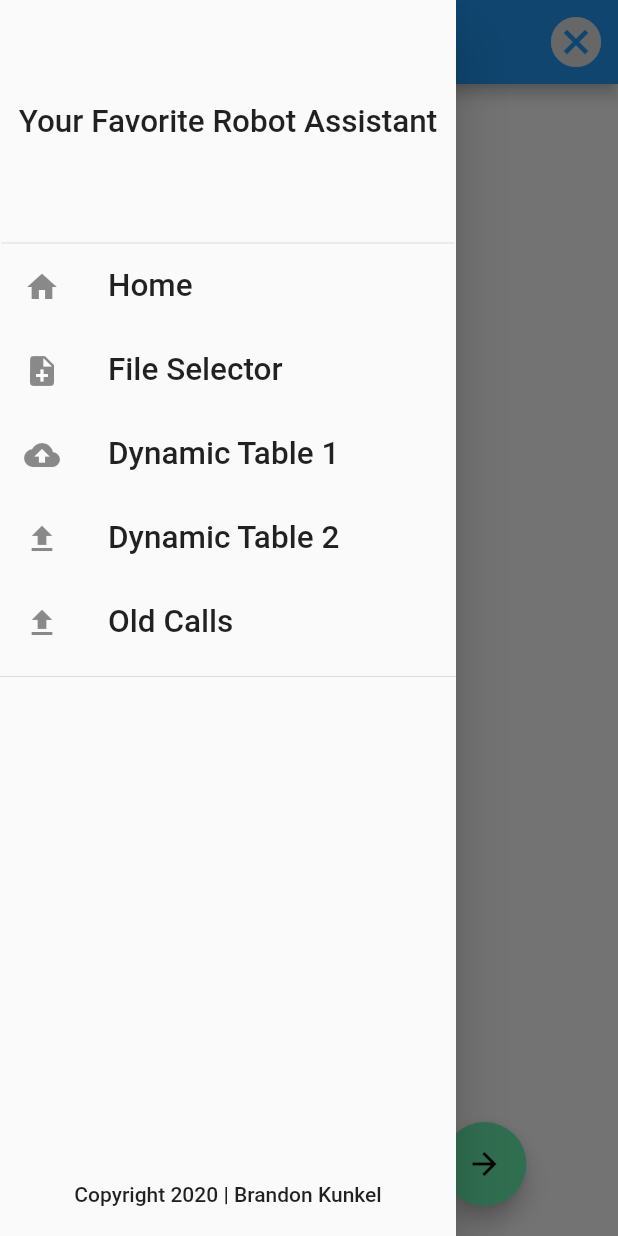
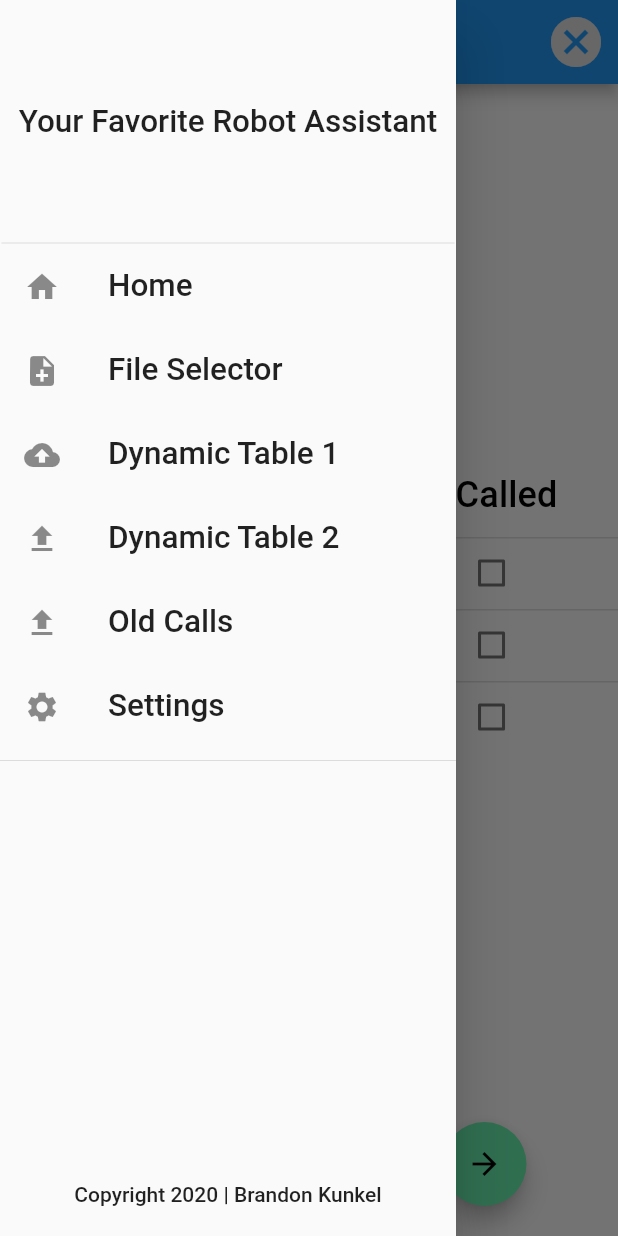
Before and after one commit to brandonmkunkel/auto_call, a Flutter app: the CallQueuePage screen opened by its route, with the side drawer open, on a phone screen of 412 x 824 dp. Run offline on Flutter 3.47's test engine with Material 2 defaults, Android fonts, the phone set to English and light mode, and no system bars; our stand-ins replace csv, file_picker, get_it, shared_preferences; missing offline and left inert: string_similarity; accounts and stored records are empty.

Commit message:
Added settings in (taken from Ruya), first pass of interpretation of files, without no-header-resolution

```diff
--- a/assets/text/terms_conditions.txt
+++ b/assets/text/terms_conditions.txt
@@ -3,6 +3,8 @@ APP TERMS AND CONDITIONS
 
 1. TERMS OF USE
 
-By downloading, browsing, accessing or using this Turkish Coffee Fortunes Application mobile application (“Mobile Application”), you agree to be bound by these Terms and Conditions of Use. We reserve the right to amend these terms and conditions at any time. If you disagree with any of these Terms and Conditions of Use, you must immediately discontinue your access to the Mobile Application and your use of the services offered on the Mobile Application. Continued use of the Mobile Application will constitute acceptance of these Terms and Conditions of Use, as may be amended from time to time.
+By downloading, browsing, accessing or using this mobile application (“Mobile Application”), you agree to be bound by these Terms and Conditions of Use. We reserve the right to amend these terms and conditions at any time. If you disagree with any of these Terms and Conditions of Use, you must immediately discontinue your access to the Mobile Application and your use of the services offered on the Mobile Application. Continued use of the Mobile Application will constitute acceptance of these Terms and Conditions of Use, as may be amended from time to time.
 
-By downloading, browsing, accessing or using this Turkish Coffee Fortunes Application mobile application (“Mobile Application”), you agree to be bound by these Terms and Conditions of Use. We reserve the right to amend these terms and conditions at any time. If you disagree with any of these Terms and Conditions of Use, you must immediately discontinue your access to the Mobile Application and your use of the services offered on the Mobile Application. Continued use of the Mobile Application will constitute acceptance of these Terms and Conditions of Use, as may be amended from time to time.
+By downloading, browsing, accessing or using this mobile application (“Mobile Application”), you agree to be bound by these Terms and Conditions of Use. We reserve the right to amend these terms and conditions at any time. If you disagree with any of these Terms and Conditions of Use, you must immediately discontinue your access to the Mobile Application and your use of the services offered on the Mobile Application. Continued use of the Mobile Application will constitute acceptance of these Terms and Conditions of Use, as may be amended from time to time.
+
+By downloading, browsing, accessing or using this mobile application (“Mobile Application”), you agree to be bound by these Terms and Conditions of Use. We reserve the right to amend these terms and conditions at any time. If you disagree with any of these Terms and Conditions of Use, you must immediately discontinue your access to the Mobile Application and your use of the services offered on the Mobile Application. Continued use of the Mobile Application will constitute acceptance of these Terms and Conditions of Use, as may be amended from time to time.
--- a/lib/home.dart
+++ b/lib/home.dart
@@ -19,7 +19,7 @@ class _HomePageState extends State<HomePage> {
   @override
   Widget build(BuildContext context) {
     return Scaffold(
-        drawer: appDrawer(context),
+        drawer: AppDrawer(context),
         appBar: AppBar(
           title: Text(widget.title),
         ),
--- a/lib/main.dart
+++ b/lib/main.dart
@@ -9,6 +9,7 @@ import 'services/old_calls.dart';
 import 'pages/call_queue.dart';
 import 'pages/call_queue2.dart';
 import 'pages/legal.dart';
+import 'pages/settings.dart';
 
 
 
@@ -30,6 +31,7 @@ class MyApp extends StatelessWidget {
         CallQueuePage2.routeName: (context) => CallQueuePage2(),
         FileSelectorPage.routeName: (context) => FileSelectorPage(),
         LegalPage.routeName: (context) => LegalPage(),
+        SettingsPage.routeName: (context) => SettingsPage(),
       }
     );
   }
--- a/lib/pages/call_queue.dart
+++ b/lib/pages/call_queue.dart
@@ -1,6 +1,9 @@
 import 'package:flutter/material.dart';
+
 import 'package:auto_call/services/phone_list.dart';
 import 'package:auto_call/ui/drawer.dart';
+import 'package:auto_call/services/calls_and_messages_service.dart';
+import 'package:auto_call/services/animated_table.dart';
 
 class CallQueuePage extends StatefulWidget {
   static String routeName = "/call_queue";
@@ -13,16 +16,12 @@ class CallQueuePage extends StatefulWidget {
 class CallQueueState extends State<CallQueuePage> {
   bool inCall = false;
   PhoneList callList;
+  Widget table;
 
   @override
   void initState() {
     super.initState();
   }
-
-//  @override
-//  void setState(){
-//    super.initState();
-//  }
 
   void changeCallState() {
     setState(() {
@@ -40,7 +39,7 @@ class CallQueueState extends State<CallQueuePage> {
     callList = ModalRoute.of(context).settings.arguments;
 
     return Scaffold(
-      drawer: appDrawer(context),
+      drawer: AppDrawer(context),
       appBar: AppBar(
         automaticallyImplyLeading: false,
         actions: <Widget>[
@@ -79,7 +78,7 @@ class CallQueueState extends State<CallQueuePage> {
                   mainAxisAlignment: MainAxisAlignment.start,
                   crossAxisAlignment: CrossAxisAlignment.stretch,
                   children: <Widget>[
-//                    DataTableInStreamBuilder(),
+                    AnimatedCallTable(),
                   ],
                 ),
               )),
--- a/lib/pages/call_queue2.dart
+++ b/lib/pages/call_queue2.dart
@@ -32,7 +32,7 @@ class CallQueueState2 extends State<CallQueuePage2> {
   @override
   Widget build(BuildContext context) {
     return Scaffold(
-      drawer: appDrawer(context),
+      drawer: AppDrawer(context),
       appBar: AppBar(
         automaticallyImplyLeading: false,
         actions: <Widget>[
--- a/lib/pages/legal.dart
+++ b/lib/pages/legal.dart
@@ -7,7 +7,7 @@ class LegalPage extends StatefulWidget {
   LegalPage({Key key}) : super(key: key);
 
   static String routeName = "/legal";
-  final String title = "Legal";
+  final String title = "Terms and Conditions";
 
   @override
   LegalPageState createState() => new LegalPageState();
@@ -22,7 +22,7 @@ class LegalPageState extends State<LegalPage> {
       appBar: new AppBar(
         title: new Text(widget.title),
       ),
-      drawer: appDrawer(context),
+      drawer: AppDrawer(context),
       body: new Stack(children: <Widget>[
         buildTermsConditions(context)
       ]),
--- a/lib/pages/old_calls.dart
+++ b/lib/pages/old_calls.dart
@@ -34,7 +34,7 @@ class OldCallsState extends State<OldCallsPage> {
   @override
   Widget build(BuildContext context) {
     return Scaffold(
-        drawer: appDrawer(context),
+        drawer: AppDrawer(context),
         appBar: AppBar(
           title: Text(widget.title),
         ),
--- a/lib/services/animated_table.dart
+++ b/lib/services/animated_table.dart
@@ -21,12 +21,10 @@ class Person {
 //  }
 //}
 
-class DataTableInStreamBuilder extends StatelessWidget {
+class AnimatedCallTable extends StatelessWidget {
   final double _titleFontSize = 24.0;
   final double _fontSize = 24.0;
-  int _numNumbers = 0;
   int iterator = 0;
-  final List<Person> people = [];
 
   Stream<int> timedCounter(Duration interval, [int maxCount]) async* {
     int i = 0;
@@ -44,7 +42,23 @@ class DataTableInStreamBuilder extends StatelessWidget {
       //print an integer every 2secs, 10 times
       builder: (context, snapshot) {
         if (!snapshot.hasData) {
-          return Text("Loading");
+          return Center(
+              child: Column(
+                children: <Widget>[
+                  SizedBox(
+                    width: 100.0,
+                    height: 100.0,
+                    child: Padding(
+                        padding: EdgeInsets.all(5.0),
+                        child: CircularProgressIndicator(strokeWidth: 8.0,)
+                    ),
+                  ),
+                  Text("Loading...",
+                      style: TextStyle(fontSize: 24.0)
+                  ),
+                ],
+              )
+          );
         }
         int count = snapshot.data;
 
--- a/lib/ui/drawer.dart
+++ b/lib/ui/drawer.dart
@@ -6,12 +6,13 @@ import 'package:auto_call/pages/call_queue2.dart';
 import 'package:auto_call/pages/file_selector.dart';
 import 'package:auto_call/pages/old_calls.dart';
 import 'package:auto_call/pages/legal.dart';
+import 'package:auto_call/pages/settings.dart';
 
 
-class appDrawer extends StatelessWidget {
+class AppDrawer extends StatelessWidget {
   final double textScale = 1.5;
 
-  const appDrawer(BuildContext context);
+  const AppDrawer(BuildContext context);
 
   @override
   Widget build(BuildContext context) {
@@ -72,13 +73,13 @@ class appDrawer extends StatelessWidget {
                 navigatorUpdate(context, OldCallsPage.routeName);
               },
             ),
-//          new ListTile(
-//            leading: new Icon(Icons.settings),
-//            title: new Text('Settings', textScaleFactor: textScale),
-//            onTap: () {
-//              navigatorUpdate(context, SettingsPage.routeName);
-//            },
-//          ),
+          new ListTile(
+            leading: new Icon(Icons.settings),
+            title: new Text('Settings', textScaleFactor: textScale),
+            onTap: () {
+              navigatorUpdate(context, SettingsPage.routeName);
+            },
+          ),
 //          new ListTile(
 //            leading: new Icon(Icons.info),
 //            title: new Text('About', textScaleFactor: textScale),
--- a/pubspec.yaml
+++ b/pubspec.yaml
@@ -59,6 +59,7 @@ flutter:
     #    - images/logo/
     #    - text/
     #    - text/about/
+    - assets/text/terms_conditions.txt
     - assets/text/data/sample_numbers.txt
 
   # An image asset can refer to one or more resolution-specific "variants", see
```
Also changed, not shown: lib/pages/file_selector.dart (+7 -8 lines), lib/pages/file_selector_backup.dart (deleted, +0 -91 lines), lib/pages/settings.dart (+4 -4 lines), lib/services/phone_list.dart (+63 -21 lines), lib/ui/terms.dart (+6 -10 lines).
